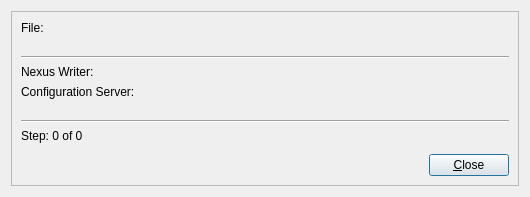
First picture: the form in SardanaClient/sardanawriterdlg.ui, repository jkotan/nexdatas.clients, before the edit.
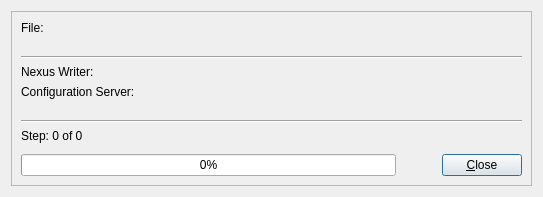
Second picture: the form after the edit.

Commit message: adding progressBar into the dialog

Diff of the .ui file:
```diff
--- a/SardanaClient/sardanawriterdlg.ui
+++ b/SardanaClient/sardanawriterdlg.ui
@@ -6,7 +6,7 @@
    <rect>
     <x>0</x>
     <y>0</y>
-    <width>530</width>
+    <width>543</width>
     <height>197</height>
    </rect>
   </property>
@@ -111,11 +111,21 @@
         </item>
         <item>
          <layout class="QHBoxLayout" name="horizontalLayout_6">
+          <item>
+           <widget class="QProgressBar" name="progressBar">
+            <property name="value">
+             <number>0</number>
+            </property>
+           </widget>
+          </item>
           <item>
            <spacer name="horizontalSpacer">
             <property name="orientation">
              <enum>Qt::Horizontal</enum>
             </property>
+            <property name="sizeType">
+             <enum>QSizePolicy::Maximum</enum>
+            </property>
             <property name="sizeHint" stdset="0">
              <size>
               <width>40</width>
```
The commit also changes 1 other file.
